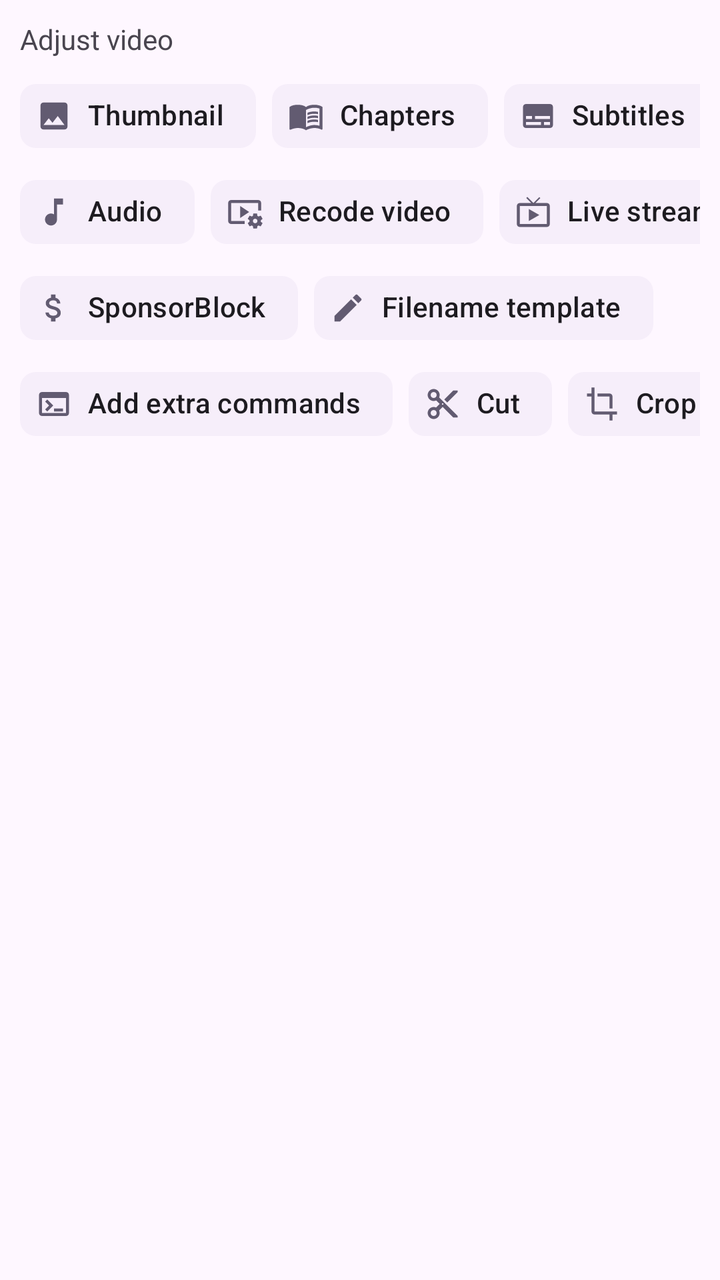
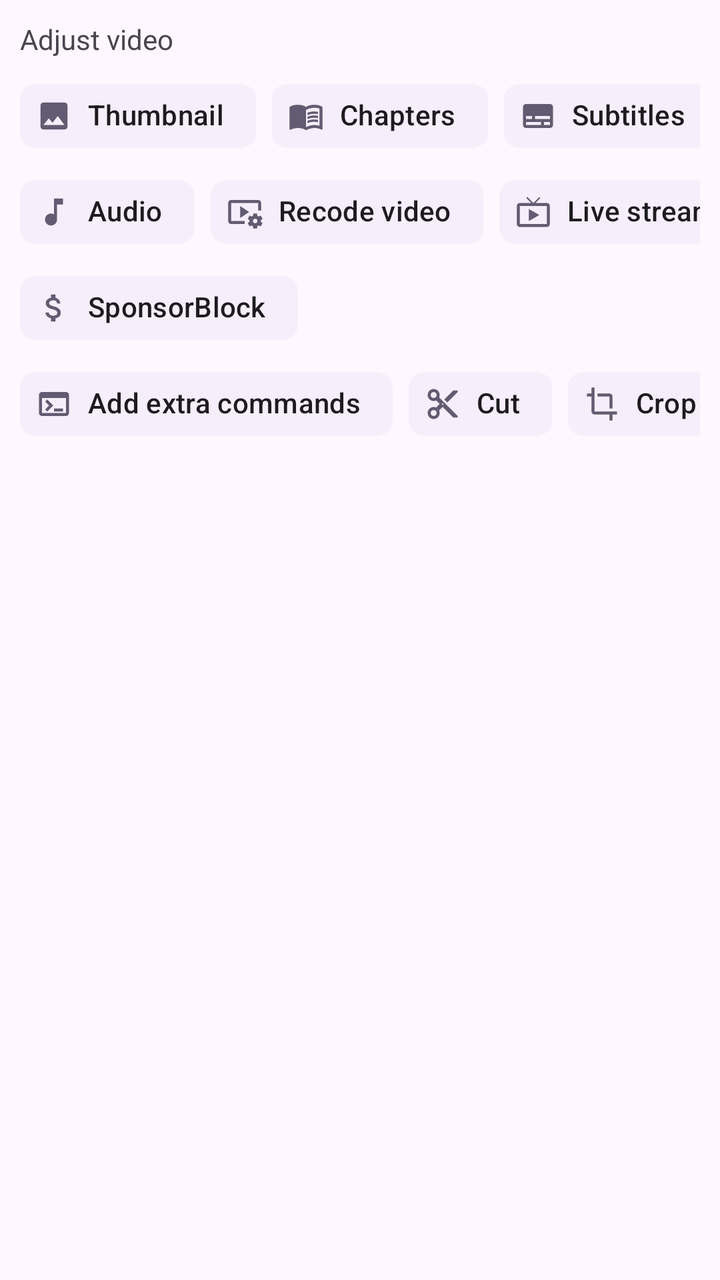

An Android layout rendered at two revisions. The XML below is the earlier revision; the diff shows what the commit changed to produce the second picture.
<!-- AndroidManifest.xml: application theme BaseTheme -->
<!-- res/layout/adjust_video.xml -->
<LinearLayout
    android:id="@+id/adjust"
    android:layout_width="match_parent"
    android:layout_height="wrap_content"
    xmlns:app="http://schemas.android.com/apk/res-auto"
    android:orientation="vertical"
    android:paddingHorizontal="10dp"
    xmlns:android="http://schemas.android.com/apk/res/android">

    <TextView
        android:paddingTop="10dp"
        android:layout_width="wrap_content"
        android:layout_height="wrap_content"
        android:paddingBottom="5dp"
        android:text="@string/adjust_video"/>

    <HorizontalScrollView
        android:scrollbars="none"
        android:layout_width="wrap_content"
        android:layout_height="wrap_content">

        <com.google.android.material.chip.ChipGroup
            android:layout_width="wrap_content"
            android:layout_height="wrap_content"
            app:chipSpacingVertical="0dp"
            app:singleLine="true">

            <com.google.android.material.chip.Chip
                android:id="@+id/thumbnail"
                style="@style/Widget.Material3.Chip.Assist.Elevated"
                android:layout_width="wrap_content"
                android:layout_height="wrap_content"
                android:checked="false"
                app:chipIcon="@drawable/ic_image"
                android:outlineProvider="none"
                android:text="@string/thumbnail" />

            <com.google.android.material.chip.Chip
                android:id="@+id/chapters"
                style="@style/Widget.Material3.Chip.Assist.Elevated"
                android:layout_width="wrap_content"
                android:layout_height="wrap_content"
                android:checked="false"
                app:chipIcon="@drawable/ic_chapters"
                android:outlineProvider="none"
                android:text="@string/chapters" />

            <com.google.android.material.chip.Chip
                android:id="@+id/adjust_subtitles"
                style="@style/Widget.Material3.Chip.Assist.Elevated"
                android:layout_width="wrap_content"
                android:layout_height="wrap_content"
                android:gravity="center"
                android:text="@string/subtitles"
                app:chipIconVisible="true"
                app:chipIcon="@drawable/ic_subtitles"
                android:minWidth="30dp"
                app:cornerRadius="10dp"
                android:outlineProvider="none"
                app:layout_constraintBottom_toBottomOf="parent"
                app:layout_constraintStart_toStartOf="parent"
                app:layout_constraintTop_toTopOf="parent" />


        </com.google.android.material.chip.ChipGroup>


    </HorizontalScrollView>

    <HorizontalScrollView
        android:layout_width="wrap_content"
        android:layout_height="wrap_content"
        android:scrollbars="none">

        <com.google.android.material.chip.ChipGroup
            android:layout_width="wrap_content"
            android:layout_height="wrap_content"
            app:singleLine="true">


            <com.google.android.material.chip.Chip
                android:id="@+id/remove_audio"
                style="@style/Widget.Material3.Chip.Filter.Elevated"
                android:layout_width="wrap_content"
                android:layout_height="wrap_content"
                android:gravity="center"
                android:minWidth="30dp"
                android:text="@string/remove_audio"
                android:visibility="gone"
                app:cornerRadius="10dp"
                android:outlineProvider="none"
                app:layout_constraintBottom_toBottomOf="parent"
                app:layout_constraintStart_toStartOf="parent"
                app:layout_constraintTop_toTopOf="parent" />

            <com.google.android.material.chip.Chip
                android:id="@+id/adjust_audio"
                style="@style/Widget.Material3.Chip.Assist.Elevated"
                android:layout_width="wrap_content"
                android:layout_height="wrap_content"
                android:gravity="center"
                android:text="@string/audio"
                app:chipIconVisible="true"
                app:chipIcon="@drawable/ic_music"
                android:minWidth="30dp"
                app:cornerRadius="10dp"
                android:outlineProvider="none"
                app:layout_constraintBottom_toBottomOf="parent"
                app:layout_constraintStart_toStartOf="parent"
                app:layout_constraintTop_toTopOf="parent" />

            <com.google.android.material.chip.Chip
                android:id="@+id/recode_video"
                style="@style/Widget.Material3.Chip.Assist.Elevated"
                android:layout_width="wrap_content"
                android:layout_height="wrap_content"
                android:checked="false"
                app:chipIconVisible="true"
                android:outlineProvider="none"
                app:chipIcon="@drawable/baseline_video_metadata"
                android:text="@string/recode_video" />

            <com.google.android.material.chip.Chip
                android:id="@+id/adjust_live_stream"
                style="@style/Widget.Material3.Chip.Assist.Elevated"
                android:layout_width="wrap_content"
                android:layout_height="wrap_content"
                android:gravity="center"
                android:text="@string/live_stream"
                app:chipIconVisible="true"
                app:chipIcon="@drawable/baseline_live_tv_24"
                android:minWidth="30dp"
                app:cornerRadius="10dp"
                android:outlineProvider="none"
                app:layout_constraintBottom_toBottomOf="parent"
                app:layout_constraintStart_toStartOf="parent"
                app:layout_constraintTop_toTopOf="parent" />


        </com.google.android.material.chip.ChipGroup>

    </HorizontalScrollView>

    <HorizontalScrollView
        android:scrollbars="none"
        android:layout_width="wrap_content"
        android:layout_height="wrap_content">

        <com.google.android.material.chip.ChipGroup
            android:layout_width="wrap_content"
            android:layout_height="wrap_content"
            app:singleLine="true">

            <com.google.android.material.chip.Chip
                android:id="@+id/sponsorblock_filters"
                style="@style/Widget.Material3.Chip.Assist.Elevated"
                android:layout_width="wrap_content"
                android:layout_height="wrap_content"
                android:gravity="center"
                android:text="@string/sponsorblock"
                app:chipIconVisible="true"
                app:chipIcon="@drawable/ic_money"
                android:minWidth="30dp"
                app:cornerRadius="10dp"
                android:outlineProvider="none"
                app:layout_constraintBottom_toBottomOf="parent"
                app:layout_constraintStart_toStartOf="parent"
                app:layout_constraintTop_toTopOf="parent" />

            <com.google.android.material.chip.Chip
                android:id="@+id/filename_template"
                style="@style/Widget.Material3.Chip.Assist.Elevated"
                android:layout_width="wrap_content"
                android:layout_height="wrap_content"
                android:gravity="center"
                android:text="@string/file_name_template"
                app:chipIconVisible="true"
                app:chipIcon="@drawable/ic_edit"
                android:minWidth="30dp"
                app:cornerRadius="10dp"
                android:outlineProvider="none"
                app:layout_constraintBottom_toBottomOf="parent"
                app:layout_constraintStart_toStartOf="parent"
                app:layout_constraintTop_toTopOf="parent" />

        </com.google.android.material.chip.ChipGroup>

    </HorizontalScrollView>

    <HorizontalScrollView
        android:layout_width="wrap_content"
        android:layout_height="wrap_content"
        android:scrollbars="none">

        <com.google.android.material.chip.ChipGroup
            android:layout_width="wrap_content"
            android:layout_height="wrap_content"
            app:singleLine="true">

            <com.google.android.material.chip.Chip
                android:id="@+id/extra_commands"
                style="@style/Widget.Material3.Chip.Assist.Elevated"
                android:layout_width="wrap_content"
                android:layout_height="wrap_content"
                android:gravity="center"
                android:text="@string/use_extra_commands"
                app:chipIconVisible="true"
                app:chipIcon="@drawable/ic_terminal"
                android:minWidth="30dp"
                app:cornerRadius="10dp"
                android:outlineProvider="none"
                app:layout_constraintBottom_toBottomOf="parent"
                app:layout_constraintStart_toStartOf="parent"
                app:layout_constraintTop_toTopOf="parent" />

            <com.google.android.material.chip.Chip
                android:id="@+id/cut"
                style="@style/Widget.Material3.Chip.Assist.Elevated"
                android:layout_width="wrap_content"
                android:layout_height="wrap_content"
                android:gravity="center"
                app:chipIconVisible="true"
                app:chipIcon="@drawable/ic_cut"
                android:minWidth="30dp"
                android:text="@string/cut"
                app:cornerRadius="10dp"
                android:outlineProvider="none"
                app:layout_constraintBottom_toBottomOf="parent"
                app:layout_constraintStart_toStartOf="parent"
                app:layout_constraintTop_toTopOf="parent" />

            <com.google.android.material.chip.Chip
                android:id="@+id/crop"
                style="@style/Widget.Material3.Chip.Assist.Elevated"
                android:layout_width="wrap_content"
                android:layout_height="wrap_content"
                android:gravity="center"
                app:chipIconVisible="true"
                app:chipIcon="@drawable/ic_crop"
                android:minWidth="30dp"
                android:text="@string/crop"
                app:cornerRadius="10dp"
                android:outlineProvider="none"
                app:layout_constraintBottom_toBottomOf="parent"
                app:layout_constraintStart_toStartOf="parent"
                app:layout_constraintTop_toTopOf="parent" />


        </com.google.android.material.chip.ChipGroup>

    </HorizontalScrollView>


</LinearLayout>
<!-- resources referenced by this layout -->
<resources>
  <!-- drawable ic_crop (drawable) -->
  <vector android:height="24dp"
      android:viewportHeight="24" android:viewportWidth="24"
      android:width="24dp" xmlns:android="http://schemas.android.com/apk/res/android">
      <path android:fillColor="?android:colorAccent" android:pathData="M17,15h2V7c0,-1.1 -0.9,-2 -2,-2H9v2h8v8zM7,17V1H5v4H2v2h3v10c0,1.1 0.9,2 2,2h10v4h2v-4h3v-2H7z"/>
  </vector>
  <!-- drawable ic_edit (drawable) -->
  <vector android:height="24dp"
      android:viewportHeight="24" android:viewportWidth="24"
      android:width="24dp" xmlns:android="http://schemas.android.com/apk/res/android">
      <path android:fillColor="?android:colorAccent" android:pathData="M3,17.25V21h3.75L17.81,9.94l-3.75,-3.75L3,17.25zM20.71,7.04c0.39,-0.39 0.39,-1.02 0,-1.41l-2.34,-2.34c-0.39,-0.39 -1.02,-0.39 -1.41,0l-1.83,1.83 3.75,3.75 1.83,-1.83z"/>
  </vector>
  <!-- drawable ic_image (drawable) -->
  <vector android:height="24dp"
      android:viewportHeight="24" android:viewportWidth="24"
      android:width="24dp" xmlns:android="http://schemas.android.com/apk/res/android">
      <path android:fillColor="?android:colorAccent" android:pathData="M21,19V5c0,-1.1 -0.9,-2 -2,-2H5c-1.1,0 -2,0.9 -2,2v14c0,1.1 0.9,2 2,2h14c1.1,0 2,-0.9 2,-2zM8.5,13.5l2.5,3.01L14.5,12l4.5,6H5l3.5,-4.5z"/>
  </vector>
  <!-- drawable ic_music (drawable) -->
  <vector android:height="24dp"
      android:viewportHeight="24" android:viewportWidth="24"
      android:width="24dp" xmlns:android="http://schemas.android.com/apk/res/android">
      <path android:fillColor="?android:colorAccent" android:pathData="M12,3v10.55c-0.59,-0.34 -1.27,-0.55 -2,-0.55 -2.21,0 -4,1.79 -4,4s1.79,4 4,4 4,-1.79 4,-4V7h4V3h-6z"/>
  </vector>
  <!-- drawable ic_subtitles (drawable) -->
  <vector android:height="24dp"
      android:viewportHeight="24" android:viewportWidth="24"
      android:width="24dp" xmlns:android="http://schemas.android.com/apk/res/android">
      <path android:fillColor="?android:colorAccent" android:pathData="M20,4L4,4c-1.1,0 -2,0.9 -2,2v12c0,1.1 0.9,2 2,2h16c1.1,0 2,-0.9 2,-2L22,6c0,-1.1 -0.9,-2 -2,-2zM4,12h4v2L4,14v-2zM14,18L4,18v-2h10v2zM20,18h-4v-2h4v2zM20,14L10,14v-2h10v2z"/>
  </vector>
  <!-- drawable ic_terminal (drawable) -->
  <vector android:height="24dp"
      android:viewportHeight="24" android:viewportWidth="24"
      android:width="24dp" xmlns:android="http://schemas.android.com/apk/res/android">
      <path android:fillColor="?android:colorAccent" android:pathData="M20,4H4C2.89,4 2,4.9 2,6v12c0,1.1 0.89,2 2,2h16c1.1,0 2,-0.9 2,-2V6C22,4.9 21.11,4 20,4zM20,18H4V8h16V18zM18,17h-6v-2h6V17zM7.5,17l-1.41,-1.41L8.67,13l-2.59,-2.59L7.5,9l4,4L7.5,17z"/>
  </vector>
  <string name="adjust_video">Adjust video</string>
  <string name="audio">Audio</string>
  <string name="chapters">Chapters</string>
  <string name="crop">Crop</string>
  <string name="cut">Cut</string>
  <string name="file_name_template">Filename template</string>
  <string name="live_stream">Live stream</string>
  <string name="recode_video">Recode video</string>
  <string name="remove_audio">Remove audio</string>
  <string name="sponsorblock">SponsorBlock</string>
  <string name="subtitles">Subtitles</string>
  <string name="thumbnail">Thumbnail</string>
  <string name="use_extra_commands">Add extra commands</string>
  <style name="Preference.SwitchPreferenceCompat.Material3" parent="@style/Preference.SwitchPreferenceCompat.Material">
          <item name="widgetLayout">@layout/preferece_material_switch</item>
      </style>
  <style name="snackBarStyle" parent="@style/Widget.Material3.Snackbar">
          <item name="shapeAppearance">@style/ShapeAppearance.Material3.Corner.ExtraLarge</item>
          <item name="android:paddingStart">20dp</item>
          <item name="android:paddingEnd">20dp</item>
          <item name="maxLines">2</item>
          <item name="animationMode">slide</item>
      </style>
  <style name="PreferenceTheme" parent="PreferenceThemeOverlay">
          <item name="singleLineTitle">false</item>
      </style>
  <!-- unchanged entries left out for length: 6 -->
</resources>

<!-- the commit's change to res/layout/adjust_video.xml (unified diff, before → after) -->
@@ -167,22 +167,6 @@
                 app:layout_constraintStart_toStartOf="parent"
                 app:layout_constraintTop_toTopOf="parent" />
 
-            <com.google.android.material.chip.Chip
-                android:id="@+id/filename_template"
-                style="@style/Widget.Material3.Chip.Assist.Elevated"
-                android:layout_width="wrap_content"
-                android:layout_height="wrap_content"
-                android:gravity="center"
-                android:text="@string/file_name_template"
-                app:chipIconVisible="true"
-                app:chipIcon="@drawable/ic_edit"
-                android:minWidth="30dp"
-                app:cornerRadius="10dp"
-                android:outlineProvider="none"
-                app:layout_constraintBottom_toBottomOf="parent"
-                app:layout_constraintStart_toStartOf="parent"
-                app:layout_constraintTop_toTopOf="parent" />
-
         </com.google.android.material.chip.ChipGroup>
 
     </HorizontalScrollView>
<!-- resource entries referenced after the edit -->
@@ -5,12 +5,6 @@
       android:viewportHeight="24" android:viewportWidth="24"
       android:width="24dp" xmlns:android="http://schemas.android.com/apk/res/android">
       <path android:fillColor="?android:colorAccent" android:pathData="M17,15h2V7c0,-1.1 -0.9,-2 -2,-2H9v2h8v8zM7,17V1H5v4H2v2h3v10c0,1.1 0.9,2 2,2h10v4h2v-4h3v-2H7z"/>
-  </vector>
-  <!-- drawable ic_edit (drawable) -->
-  <vector android:height="24dp"
-      android:viewportHeight="24" android:viewportWidth="24"
-      android:width="24dp" xmlns:android="http://schemas.android.com/apk/res/android">
-      <path android:fillColor="?android:colorAccent" android:pathData="M3,17.25V21h3.75L17.81,9.94l-3.75,-3.75L3,17.25zM20.71,7.04c0.39,-0.39 0.39,-1.02 0,-1.41l-2.34,-2.34c-0.39,-0.39 -1.02,-0.39 -1.41,0l-1.83,1.83 3.75,3.75 1.83,-1.83z"/>
   </vector>
   <!-- drawable ic_image (drawable) -->
   <vector android:height="24dp"
@@ -41,7 +35,6 @@
   <string name="chapters">Chapters</string>
   <string name="crop">Crop</string>
   <string name="cut">Cut</string>
-  <string name="file_name_template">Filename template</string>
   <string name="live_stream">Live stream</string>
   <string name="recode_video">Recode video</string>
   <string name="remove_audio">Remove audio</string>
